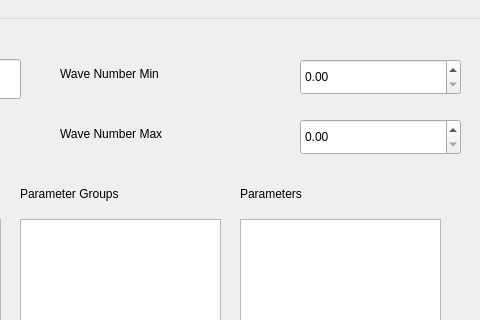
The window that layouts/main_window.ui (hitranonline/hapiest) describes before a commit, drawn with Qt 5; both pictures show x 320 to 800 and y 0 to 320 of the 800 by 800 pixel window.
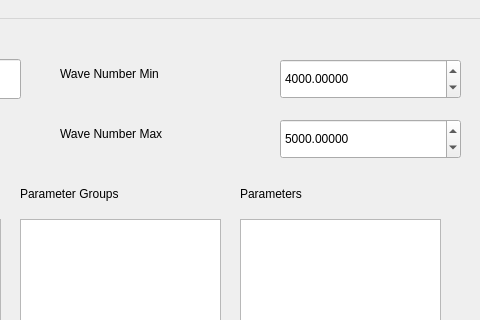
The same window after the commit.

Commit message: Increased maximum values for wn_min and wn_max

```diff
--- a/layouts/main_window.ui
+++ b/layouts/main_window.ui
@@ -243,22 +243,40 @@
    <widget class="QDoubleSpinBox" name="wn_min">
     <property name="geometry">
      <rect>
-      <x>620</x>
+      <x>600</x>
       <y>40</y>
-      <width>161</width>
-      <height>36</height>
+      <width>181</width>
+      <height>40</height>
      </rect>
     </property>
+    <property name="decimals">
+     <number>5</number>
+    </property>
+    <property name="maximum">
+     <double>100000.000000000000000</double>
+    </property>
+    <property name="value">
+     <double>4000.000000000000000</double>
+    </property>
    </widget>
    <widget class="QDoubleSpinBox" name="wn_max">
     <property name="geometry">
      <rect>
-      <x>620</x>
+      <x>600</x>
       <y>100</y>
-      <width>161</width>
-      <height>36</height>
+      <width>181</width>
+      <height>40</height>
      </rect>
     </property>
+    <property name="decimals">
+     <number>5</number>
+    </property>
+    <property name="maximum">
+     <double>100000.000000000000000</double>
+    </property>
+    <property name="value">
+     <double>5000.000000000000000</double>
+    </property>
    </widget>
   </widget>
   <widget class="QMenuBar" name="menubar">
```
